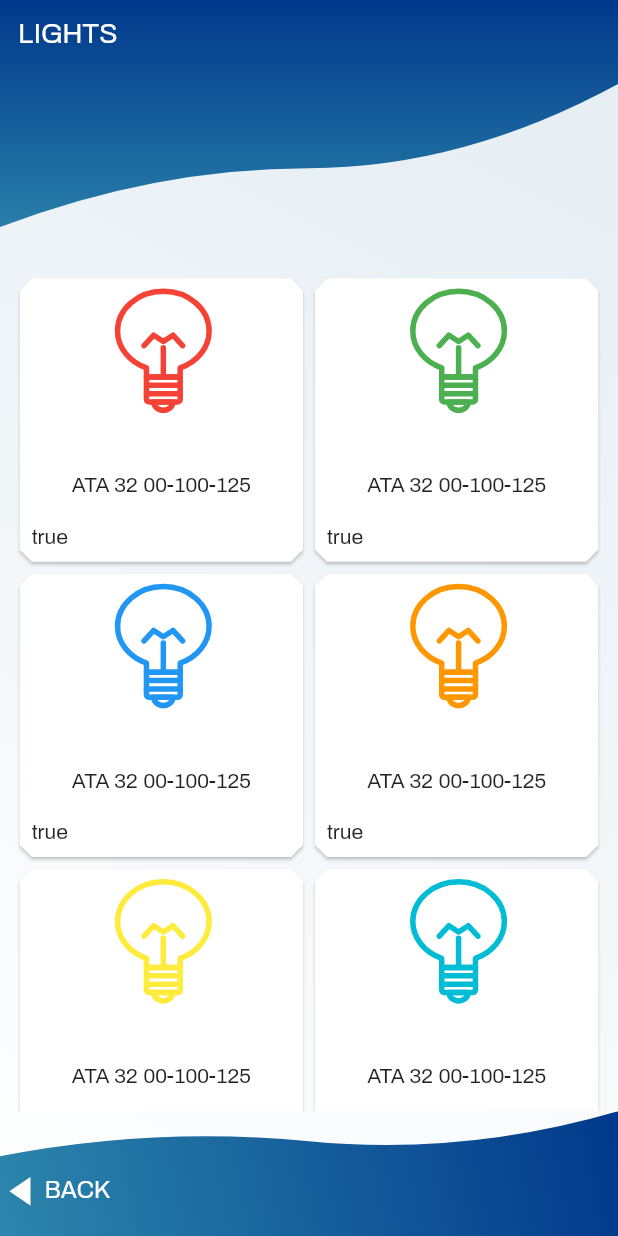
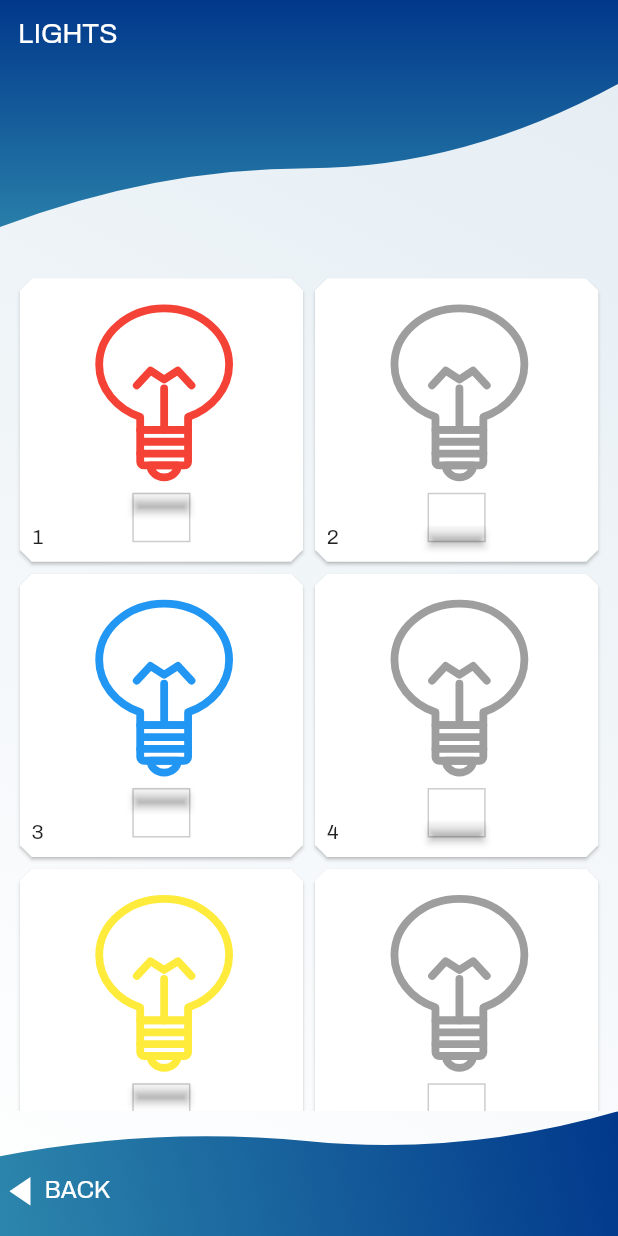
Before and after one commit to AtaMahmoud/ob-flutter-app, a Flutter app: the screen it shows after launch, after a tap on "Lights", on a phone screen of 412 x 824 dp. Run offline on Flutter 3.47's test engine with Material 2 defaults, Android fonts, the phone set to English and light mode, and no system bars; our stand-ins replace another_flushbar, data_connection_checker, device_info, dio, firebase_core, firebase_messaging and 24 more; missing offline and left inert: barcode_scan, bezier_chart, firebase_ml_vision, flutter_circular_slider, flutter_circular_text and 1 more; accounts and stored records are empty; generated files the repository leaves out were written again; network calls fail; statements that could not run were skipped; project files that could hold a hidden picture were left out.

Commit message:
adds light switch and color

```diff
--- a/lib/ui/screens/iot/light_control_screen.dart
+++ b/lib/ui/screens/iot/light_control_screen.dart
@@ -2,12 +2,14 @@ import 'package:flutter/material.dart';
 import 'package:flutter_screenutil/flutter_screenutil.dart';
 import 'package:flutter_svg/flutter_svg.dart';
 import 'package:ocean_builder/constants/constants.dart';
+import 'package:ocean_builder/core/colorpicker/flutter_hsvcolor_picker.dart';
 import 'package:ocean_builder/ui/cleeper_ui/bottom_clipper.dart';
 import 'package:ocean_builder/ui/screens/iot/light_control_data_provider.dart';
 import 'package:ocean_builder/ui/screens/iot/model/light.dart';
 import 'package:ocean_builder/ui/widgets/appbar.dart';
 import 'package:ocean_builder/ui/widgets/space_widgets.dart';
 import 'package:provider/provider.dart';
+import 'dart:math' as math;
 
 class LightControllerScreen extends StatefulWidget {
   static const String routeName = '/light_screen';
@@ -69,7 +71,7 @@ class _LightControllerScreenState extends State<LightControllerScreen> {
                                               : 3),
                                   delegate: SliverChildBuilderDelegate(
                                       (BuildContext context, int index) {
-                                    return _lightItemView(snapshot, index);
+                                    return LightIItem(snapshot.data[index]);
                                   }, childCount: snapshot.data.length),
                                 );
                               }
@@ -109,7 +111,32 @@ class _LightControllerScreenState extends State<LightControllerScreen> {
     );
   }
 
-  Card _lightItemView(AsyncSnapshot<List<Light>> snapshot, int index) {
+  goBack() {
+    Navigator.pop(context);
+  }
+}
+
+class LightIItem extends StatefulWidget {
+  final Light light;
+  const LightIItem(
+    this.light, {
+    Key key,
+  }) : super(key: key);
+
+  @override
+  _LightIItemState createState() => _LightIItemState();
+}
+
+class _LightIItemState extends State<LightIItem> {
+  Light light;
+  @override
+  void initState() {
+    super.initState();
+    this.light = widget.light;
+  }
+
+  @override
+  Widget build(BuildContext context) {
     return new Card(
       shape: BeveledRectangleBorder(
         borderRadius: BorderRadius.circular(8),
@@ -117,36 +144,112 @@ class _LightControllerScreenState extends State<LightControllerScreen> {
       color: ColorConstants.BCKG_COLOR_END,
       child: new GridTile(
         child: Column(
+          crossAxisAlignment: CrossAxisAlignment.stretch,
           children: [
-            Container(
-                padding: EdgeInsets.all(4),
+            SpaceH32(),
+            Expanded(
+              flex: 4,
+              child: Container(
                   child: SvgPicture.asset(
                 ImagePaths.svgBulbLarge,
-                  width: 192.w,
-                  // height: 48.w,
-                  color: Color(snapshot.data[index].color),
-                  fit: BoxFit.cover,
+                color: light.status ? Color(light.color) : Colors.grey,
+                fit: BoxFit.fitHeight,
                 cacheColorFilter: true,
                 allowDrawingOutsideViewBox: true,
                 alignment: Alignment.center,
                 matchTextDirection: true,
               )),
+            ),
             Container(
-                child: Padding(
-              padding: const EdgeInsets.only(top: 32.0),
-              child: new Text(snapshot.data[index].ata),
-            )),
+              child: Listener(
+                onPointerUp: (event) {
+                  this.light.status = !this.light.status;
+                  Provider.of<LightControlDataProvider>(context, listen: false)
+                      .updateLight(this.light)
+                      .then((value) {
+                    setState(() {});
+                  });
+                },
+                child: CustomPaint(
+                  size: Size.square(32),
+                  painter: new SwitchPainter(isSwitchOn: this.light.status),
+                ),
+              ),
+            ),
+            SpaceH32()
+            // Container(
+            //     child: Center(
+            //   child: Padding(
+            //     padding: const EdgeInsets.only(top: 32.0),
+            //     child: new Text(light.ata),
+            //   ),
+            // )),
           ],
         ),
         footer: Padding(
           padding: const EdgeInsets.all(8.0),
-          child: new Text(snapshot.data[index].status.toString()),
+          child: new Text(light.id.toString()),
         ),
       ),
     );
   }
+}
 
-  goBack() {
-    Navigator.pop(context);
+class SwitchPainter extends CustomPainter {
+  bool isSwitchOn = true;
+  SwitchPainter({this.isSwitchOn});
+  @override
+  void paint(Canvas canvas, Size size) {
+    var arcPaint = Paint()
+      ..color = Colors.black.withAlpha(50)
+      ..strokeWidth = 1
+      ..style = PaintingStyle.stroke
+      ..strokeCap = StrokeCap.round;
+
+    var controllBarPaint = Paint()
+      ..color = Colors.white
+      ..strokeWidth = 1
+      ..style = PaintingStyle.stroke
+      ..strokeCap = StrokeCap.round;
+    Path path = new Path();
+    path.moveTo(size.width * .4, 0);
+    path.lineTo(size.width * .6, 0);
+    path.lineTo(size.width * .6, size.height);
+    path.lineTo(size.width * .4, size.height);
+    path.close();
+
+    Path swithcOffPath = new Path();
+    swithcOffPath.moveTo(size.width * .4, size.height * .7);
+    swithcOffPath.lineTo(size.width * .6, size.height * .7);
+    swithcOffPath.lineTo(size.width * .6, size.height);
+    swithcOffPath.lineTo(size.width * .4, size.height);
+    swithcOffPath.close();
+
+    Path swithcOnPath = new Path();
+
+    swithcOnPath.moveTo(size.width * .4, size.height * .3);
+    swithcOnPath.lineTo(size.width * .6, size.height * .3);
+    swithcOnPath.lineTo(size.width * .6, 0);
+    swithcOnPath.lineTo(size.width * .4, 0);
+
+    swithcOnPath.close();
+
+    if (isSwitchOn) {
+      // canvas.save();
+      // canvas.rotate(math.pi * 2);
+      canvas.drawPath(swithcOnPath, controllBarPaint);
+      canvas.drawShadow(swithcOnPath, Colors.black.withAlpha(255), 2.0, true);
+      // canvas.restore();
+    } else {
+      canvas.drawPath(swithcOffPath, controllBarPaint);
+      canvas.drawShadow(swithcOffPath, Colors.black.withAlpha(255), 2.0, true);
+    }
+
+    canvas.drawPath(path, arcPaint);
+  }
+
+  @override
+  bool shouldRepaint(covariant CustomPainter oldDelegate) {
+    return true;
   }
 }
--- a/lib/ui/screens/iot/repo/light_control__demo_repo.dart
+++ b/lib/ui/screens/iot/repo/light_control__demo_repo.dart
@@ -9,7 +9,6 @@ import 'package:ocean_builder/helper/app_exception.dart';
 import 'package:ocean_builder/ui/screens/iot/model/light.dart';
 import 'package:ocean_builder/ui/screens/iot/repo/device_control_repo.dart';
 
-class LightControlDemoRepo extends DeviceControlRepo {
 List<Light> lightList = [
   Light(
       id: 1,
@@ -21,7 +20,7 @@ class LightControlDemoRepo extends DeviceControlRepo {
       ata: "ATA 32 00-100-125"),
   Light(
       id: 2,
-        status: true,
+      status: false,
       desc: "Middle Hallway",
       type: "strip",
       group: "hallways",
@@ -37,7 +36,7 @@ class LightControlDemoRepo extends DeviceControlRepo {
       ata: "ATA 32 00-100-125"),
   Light(
       id: 4,
-        status: true,
+      status: false,
       desc: "Middle Hallway",
       type: "strip",
       group: "hallways",
@@ -53,7 +52,7 @@ class LightControlDemoRepo extends DeviceControlRepo {
       ata: "ATA 32 00-100-125"),
   Light(
       id: 6,
-        status: true,
+      status: false,
       desc: "Middle Hallway",
       type: "strip",
       group: "hallways",
@@ -76,6 +75,8 @@ class LightControlDemoRepo extends DeviceControlRepo {
       color: Colors.brown.value,
       ata: "ATA 32 00-100-125"),
 ];
+
+class LightControlDemoRepo extends DeviceControlRepo {
   Future<List<Light>> getLights() async {
     return lightList;
   }
--- a/lib/ui/shared/shared_pref_data.dart
+++ b/lib/ui/shared/shared_pref_data.dart
@@ -7,8 +7,8 @@ class SharedPrefHelper {
     final prefs = await SharedPreferences.getInstance();
     bool isFirstRun = false;
     if (prefs.getBool('first_run') ?? true) {
-      // FlutterSecureStorage storage = FlutterSecureStorage();
-      // await storage.deleteAll();
+      FlutterSecureStorage storage = FlutterSecureStorage();
+      await storage.deleteAll();
       isFirstRun = true;
       prefs.setBool('first_run', false);
     } else {
```
Lines whose indentation alone changed are shown as unchanged.
